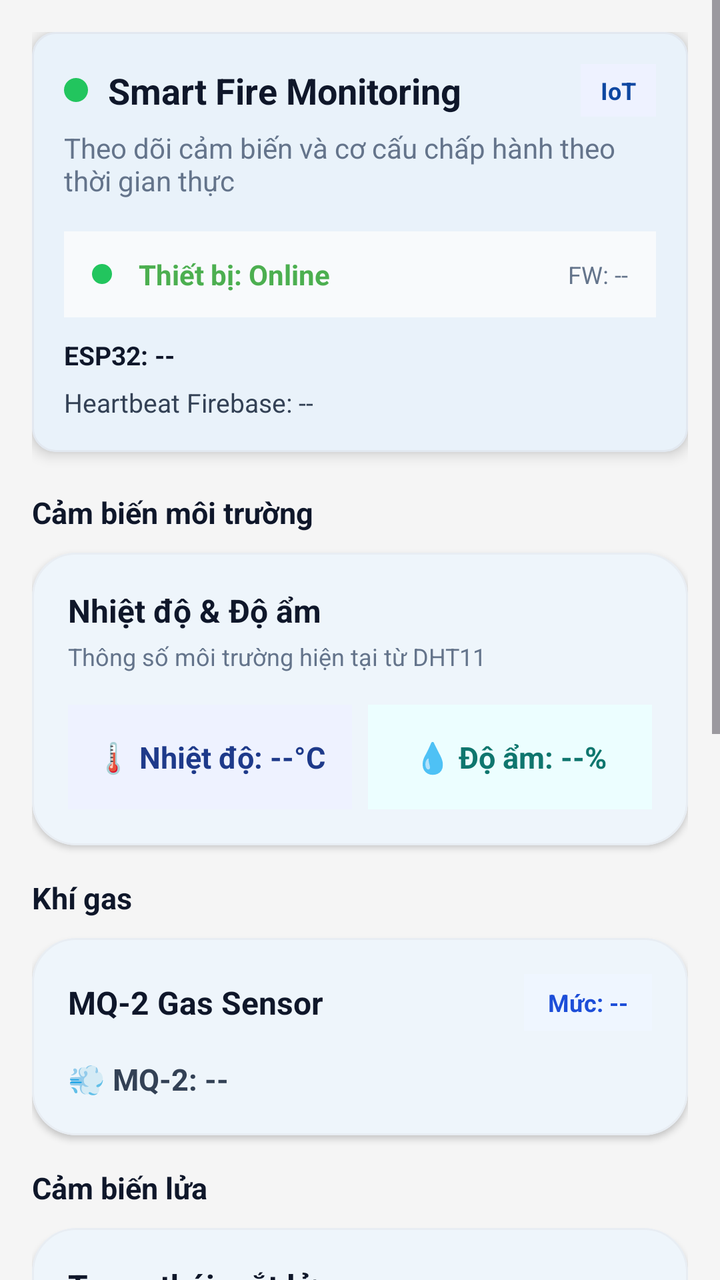
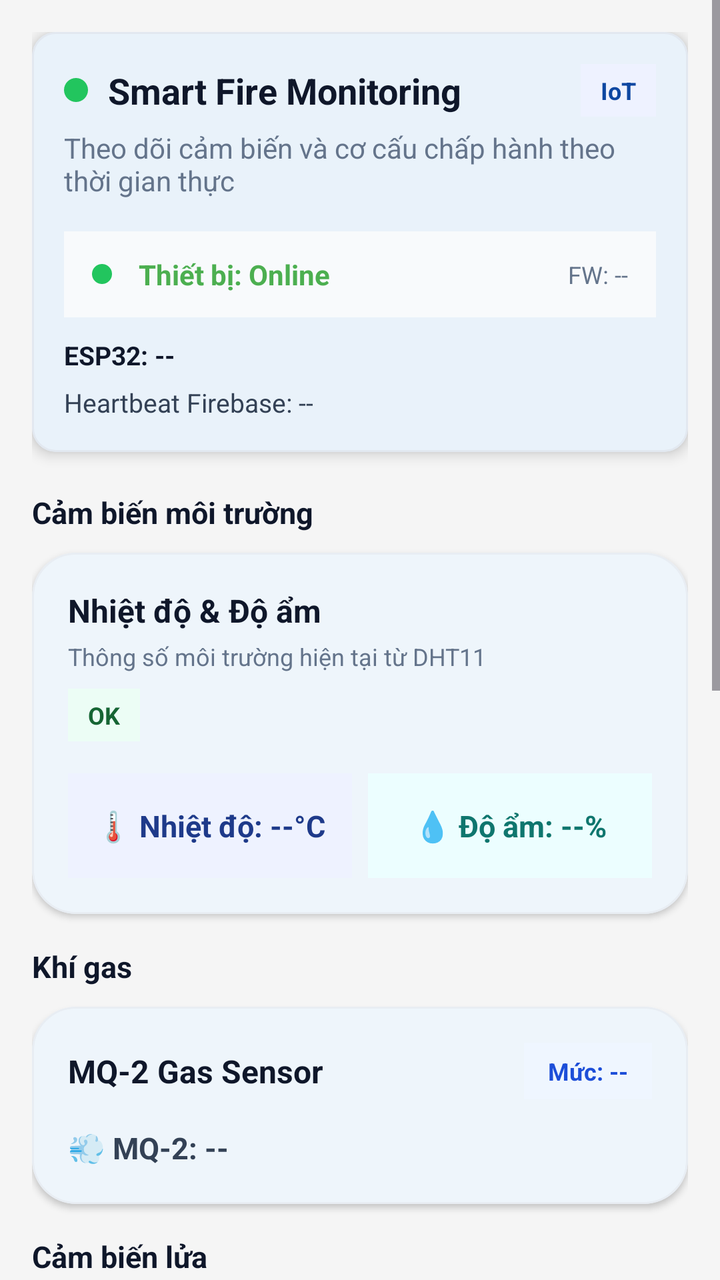

Screens rendered from an Android XML layout before and after an edit, with the pre-edit source and the edit as a unified diff.
<!-- AndroidManifest.xml: application theme Theme.SmartFireMonitoring -->
<!-- res/layout/fragment_dashboard.xml -->
<?xml version="1.0" encoding="utf-8"?>
<ScrollView xmlns:android="http://schemas.android.com/apk/res/android"
    xmlns:app="http://schemas.android.com/apk/res-auto"
    android:layout_width="match_parent"
    android:layout_height="match_parent"
    android:background="@color/background"
    android:fillViewport="true"
    android:overScrollMode="never">

    <LinearLayout
        android:layout_width="match_parent"
        android:layout_height="wrap_content"
        android:orientation="vertical"
        android:padding="@dimen/screen_padding">

        <LinearLayout
            android:id="@+id/bannerConnection"
            android:layout_width="match_parent"
            android:layout_height="wrap_content"
            android:layout_marginBottom="16dp"
            android:background="@color/chip_warning_bg"
            android:gravity="center_vertical"
            android:orientation="horizontal"
            android:paddingHorizontal="14dp"
            android:paddingVertical="12dp"
            android:visibility="gone">

            <View
                android:layout_width="4dp"
                android:layout_height="match_parent"
                android:layout_marginEnd="12dp"
                android:background="@color/warning_yellow" />

            <TextView
                android:layout_width="wrap_content"
                android:layout_height="wrap_content"
                android:text="📡 Mất kết nối — Hiển thị dữ liệu cũ"
                android:textColor="@color/primary_dark"
                android:textSize="@dimen/body_text_size"
                android:textStyle="bold" />
        </LinearLayout>

        <com.google.android.material.card.MaterialCardView
            android:layout_width="match_parent"
            android:layout_height="wrap_content"
            android:layout_marginBottom="16dp"
            app:cardBackgroundColor="@color/surface"
            app:cardCornerRadius="@dimen/card_corner_radius"
            app:cardElevation="@dimen/card_elevation"
            app:strokeColor="@color/border"
            app:strokeWidth="1dp">

            <LinearLayout
                android:layout_width="match_parent"
                android:layout_height="wrap_content"
                android:orientation="vertical"
                android:padding="@dimen/card_padding">

                <LinearLayout
                    android:layout_width="match_parent"
                    android:layout_height="wrap_content"
                    android:gravity="center_vertical"
                    android:orientation="horizontal">

                    <View
                        android:layout_width="12dp"
                        android:layout_height="12dp"
                        android:background="@drawable/eye_status_green" />

                    <TextView
                        android:layout_width="wrap_content"
                        android:layout_height="wrap_content"
                        android:layout_marginStart="10dp"
                        android:text="Smart Fire Monitoring"
                        android:textColor="@color/text_primary"
                        android:textSize="@dimen/title_text_size"
                        android:textStyle="bold" />

                    <View
                        android:layout_width="0dp"
                        android:layout_height="0dp"
                        android:layout_weight="1" />

                    <TextView
                        android:layout_width="wrap_content"
                        android:layout_height="wrap_content"
                        android:background="@color/chip_neutral_bg"
                        android:paddingHorizontal="10dp"
                        android:paddingVertical="5dp"
                        android:text="IoT"
                        android:textColor="@color/primary_dark"
                        android:textSize="@dimen/caption_text_size"
                        android:textStyle="bold" />
                </LinearLayout>

                <TextView
                    android:layout_width="wrap_content"
                    android:layout_height="wrap_content"
                    android:layout_marginTop="6dp"
                    android:text="Theo dõi cảm biến và cơ cấu chấp hành theo thời gian thực"
                    android:textColor="@color/text_secondary"
                    android:textSize="@dimen/body_text_size" />

                <LinearLayout
                    android:layout_width="match_parent"
                    android:layout_height="wrap_content"
                    android:layout_marginTop="16dp"
                    android:background="@color/surface_variant"
                    android:gravity="center_vertical"
                    android:orientation="horizontal"
                    android:paddingHorizontal="14dp"
                    android:paddingVertical="12dp">

                    <View
                        android:id="@+id/viewStatusDot"
                        android:layout_width="10dp"
                        android:layout_height="10dp"
                        android:background="@drawable/eye_status_green" />

                    <TextView
                        android:id="@+id/tvStatus"
                        android:layout_width="wrap_content"
                        android:layout_height="wrap_content"
                        android:layout_marginStart="10dp"
                        android:text=" Thiết bị: Online"
                        android:textColor="@color/safe_green"
                        android:textSize="@dimen/body_text_size"
                        android:textStyle="bold" />

                    <TextView
                        android:id="@+id/tvFirmwareVersion"
                        android:layout_width="0dp"
                        android:layout_height="wrap_content"
                        android:layout_weight="1"
                        android:gravity="end"
                        android:text="FW: --"
                        android:textColor="@color/text_secondary"
                        android:textSize="@dimen/caption_text_size" />
                </LinearLayout>

                <TextView
                    android:id="@+id/tvEsp32Power"
                    android:layout_width="wrap_content"
                    android:layout_height="wrap_content"
                    android:layout_marginTop="10dp"
                    android:text="ESP32: --"
                    android:textColor="#0F172A"
                    android:textSize="13sp"
                    android:textStyle="bold" />

                <TextView
                    android:id="@+id/tvHeartbeatStatus"
                    android:layout_width="wrap_content"
                    android:layout_height="wrap_content"
                    android:layout_marginTop="6dp"
                    android:text="Heartbeat Firebase: --"
                    android:textColor="#334155"
                    android:textSize="13sp" />
            </LinearLayout>
        </com.google.android.material.card.MaterialCardView>

        <TextView
            android:layout_width="wrap_content"
            android:layout_height="wrap_content"
            android:layout_marginTop="4dp"
            android:layout_marginBottom="10dp"
            android:text="Cảm biến môi trường"
            android:textColor="#0F172A"
            android:textSize="15sp"
            android:textStyle="bold" />

        <com.google.android.material.card.MaterialCardView
            android:layout_width="match_parent"
            android:layout_height="wrap_content"
            android:layout_marginBottom="14dp"
            app:cardBackgroundColor="#FFFFFF"
            app:cardCornerRadius="22dp"
            app:cardElevation="2dp"
            app:strokeColor="#E8EDF3"
            app:strokeWidth="1dp">

            <LinearLayout
                android:layout_width="match_parent"
                android:layout_height="wrap_content"
                android:orientation="vertical"
                android:padding="18dp">

                <TextView
                    android:layout_width="wrap_content"
                    android:layout_height="wrap_content"
                    android:text="Nhiệt độ &amp; Độ ẩm"
                    android:textColor="#0F172A"
                    android:textSize="16sp"
                    android:textStyle="bold" />

                <TextView
                    android:layout_width="wrap_content"
                    android:layout_height="wrap_content"
                    android:layout_marginTop="4dp"
                    android:text="Thông số môi trường hiện tại từ DHT11"
                    android:textColor="#64748B"
                    android:textSize="12sp" />

                <LinearLayout
                    android:layout_width="match_parent"
                    android:layout_height="wrap_content"
                    android:layout_marginTop="16dp"
                    android:orientation="horizontal">

                    <TextView
                        android:id="@+id/tvTemp"
                        android:layout_width="0dp"
                        android:layout_height="wrap_content"
                        android:layout_marginEnd="8dp"
                        android:layout_weight="1"
                        android:background="#EEF2FF"
                        android:gravity="center"
                        android:paddingVertical="16dp"
                        android:text="🌡 Nhiệt độ: --°C"
                        android:textColor="#1E3A8A"
                        android:textSize="15sp"
                        android:textStyle="bold" />

                    <TextView
                        android:id="@+id/tvHumidity"
                        android:layout_width="0dp"
                        android:layout_height="wrap_content"
                        android:layout_weight="1"
                        android:background="#ECFEFF"
                        android:gravity="center"
                        android:paddingVertical="16dp"
                        android:text="💧 Độ ẩm: --%"
                        android:textColor="#0F766E"
                        android:textSize="15sp"
                        android:textStyle="bold" />
                </LinearLayout>
            </LinearLayout>
        </com.google.android.material.card.MaterialCardView>

        <TextView
            android:layout_width="wrap_content"
            android:layout_height="wrap_content"
            android:layout_marginTop="2dp"
            android:layout_marginBottom="10dp"
            android:text="Khí gas"
            android:textColor="#0F172A"
            android:textSize="15sp"
            android:textStyle="bold" />

        <com.google.android.material.card.MaterialCardView
            android:id="@+id/mq2Card"
            android:layout_width="match_parent"
            android:layout_height="wrap_content"
            android:layout_marginBottom="14dp"
            app:cardBackgroundColor="#FFFFFF"
            app:cardCornerRadius="22dp"
            app:cardElevation="2dp"
            app:strokeColor="#E8EDF3"
            app:strokeWidth="1dp">

            <LinearLayout
                android:layout_width="match_parent"
                android:layout_height="wrap_content"
                android:orientation="vertical"
                android:padding="18dp">

                <LinearLayout
                    android:layout_width="match_parent"
                    android:layout_height="wrap_content"
                    android:gravity="center_vertical"
                    android:orientation="horizontal">

                    <TextView
                        android:layout_width="0dp"
                        android:layout_height="wrap_content"
                        android:layout_weight="1"
                        android:text="MQ-2 Gas Sensor"
                        android:textColor="#0F172A"
                        android:textSize="16sp"
                        android:textStyle="bold" />

                    <TextView
                        android:id="@+id/tvMq2Level"
                        android:layout_width="wrap_content"
                        android:layout_height="wrap_content"
                        android:background="#EFF6FF"
                        android:paddingHorizontal="12dp"
                        android:paddingVertical="6dp"
                        android:text="Mức: --"
                        android:textColor="#1D4ED8"
                        android:textSize="12sp"
                        android:textStyle="bold" />
                </LinearLayout>

                <TextView
                    android:id="@+id/tvMq2Value"
                    android:layout_width="wrap_content"
                    android:layout_height="wrap_content"
                    android:layout_marginTop="14dp"
                    android:text="💨 MQ-2: --"
                    android:textColor="#334155"
                    android:textSize="15sp"
                    android:textStyle="bold" />
            </LinearLayout>
        </com.google.android.material.card.MaterialCardView>

        <TextView
            android:layout_width="wrap_content"
            android:layout_height="wrap_content"
            android:layout_marginTop="2dp"
            android:layout_marginBottom="10dp"
            android:text="Cảm biến lửa"
            android:textColor="#0F172A"
            android:textSize="15sp"
            android:textStyle="bold" />

        <com.google.android.material.card.MaterialCardView
            android:layout_width="match_parent"
            android:layout_height="wrap_content"
            android:layout_marginBottom="14dp"
            app:cardBackgroundColor="#FFFFFF"
            app:cardCornerRadius="22dp"
            app:cardElevation="2dp"
            app:strokeColor="#E8EDF3"
            app:strokeWidth="1dp">

            <LinearLayout
                android:layout_width="match_parent"
                android:layout_height="wrap_content"
                android:orientation="vertical"
                android:padding="18dp">

                <TextView
                    android:layout_width="wrap_content"
                    android:layout_height="wrap_content"
                    android:text="Trạng thái mắt lửa"
                    android:textColor="#0F172A"
                    android:textSize="16sp"
                    android:textStyle="bold" />

                <TextView
                    android:layout_width="wrap_content"
                    android:layout_height="wrap_content"
                    android:layout_marginTop="4dp"
                    android:text="5 cảm biến phát hiện hướng lửa"
                    android:textColor="#64748B"
                    android:textSize="12sp" />

                <LinearLayout
                    android:layout_width="match_parent"
                    android:layout_height="wrap_content"
                    android:layout_marginTop="14dp"
                    android:gravity="center_vertical"
                    android:orientation="horizontal">

                    <View
                        android:id="@+id/eye1"
                        android:layout_width="18dp"
                        android:layout_height="18dp"
                        android:layout_marginEnd="8dp"
                        android:background="@drawable/eye_status_green" />

                    <View
                        android:id="@+id/eye2"
                        android:layout_width="18dp"
                        android:layout_height="18dp"
                        android:layout_marginEnd="8dp"
                        android:background="@drawable/eye_status_green" />

                    <View
                        android:id="@+id/eye3"
                        android:layout_width="18dp"
                        android:layout_height="18dp"
                        android:layout_marginEnd="8dp"
                        android:background="@drawable/eye_status_green" />

                    <View
                        android:id="@+id/eye4"
                        android:layout_width="18dp"
                        android:layout_height="18dp"
                        android:layout_marginEnd="8dp"
                        android:background="@drawable/eye_status_green" />

                    <View
                        android:id="@+id/eye5"
                        android:layout_width="18dp"
                        android:layout_height="18dp"
                        android:background="@drawable/eye_status_green" />
                </LinearLayout>

                <TextView
                    android:id="@+id/tvDirection"
                    android:layout_width="wrap_content"
                    android:layout_height="wrap_content"
                    android:layout_marginTop="14dp"
                    android:background="#F8FAFC"
                    android:paddingHorizontal="12dp"
                    android:paddingVertical="8dp"
                    android:text="Hướng: --"
                    android:textColor="#334155"
                    android:textSize="13sp"
                    android:textStyle="bold" />
            </LinearLayout>
        </com.google.android.material.card.MaterialCardView>

        <TextView
            android:layout_width="wrap_content"
            android:layout_height="wrap_content"
            android:layout_marginTop="2dp"
            android:layout_marginBottom="10dp"
            android:text="Cơ cấu chấp hành"
            android:textColor="#0F172A"
            android:textSize="15sp"
            android:textStyle="bold" />

        <com.google.android.material.card.MaterialCardView
            android:layout_width="match_parent"
            android:layout_height="wrap_content"
            android:layout_marginBottom="8dp"
            app:cardBackgroundColor="#FFFFFF"
            app:cardCornerRadius="22dp"
            app:cardElevation="2dp"
            app:strokeColor="#E8EDF3"
            app:strokeWidth="1dp">

            <LinearLayout
                android:layout_width="match_parent"
                android:layout_height="wrap_content"
                android:orientation="vertical"
                android:padding="18dp">

                <TextView
                    android:layout_width="wrap_content"
                    android:layout_height="wrap_content"
                    android:text="Thiết bị điều khiển"
                    android:textColor="#0F172A"
                    android:textSize="16sp"
                    android:textStyle="bold" />

                <LinearLayout
                    android:layout_width="match_parent"
                    android:layout_height="wrap_content"
                    android:layout_marginTop="14dp"
                    android:orientation="vertical">

                    <TextView
                        android:id="@+id/tvPump"
                        android:layout_width="match_parent"
                        android:layout_height="wrap_content"
                        android:background="#F8FAFC"
                        android:paddingHorizontal="14dp"
                        android:paddingVertical="12dp"
                        android:text="Bơm: --"
                        android:textColor="#334155"
                        android:textSize="14sp" />

                    <TextView
                        android:id="@+id/tvBuzzer"
                        android:layout_width="match_parent"
                        android:layout_height="wrap_content"
                        android:layout_marginTop="10dp"
                        android:background="#F8FAFC"
                        android:paddingHorizontal="14dp"
                        android:paddingVertical="12dp"
                        android:text="Còi: --"
                        android:textColor="#334155"
                        android:textSize="14sp" />

                    <TextView
                        android:id="@+id/tvServoX"
                        android:layout_width="match_parent"
                        android:layout_height="wrap_content"
                        android:layout_marginTop="10dp"
                        android:background="#F8FAFC"
                        android:paddingHorizontal="14dp"
                        android:paddingVertical="12dp"
                        android:text="Servo X: --"
                        android:textColor="#334155"
                        android:textSize="14sp" />

                    <TextView
                        android:id="@+id/tvServoY"
                        android:layout_width="match_parent"
                        android:layout_height="wrap_content"
                        android:layout_marginTop="10dp"
                        android:background="#F8FAFC"
                        android:paddingHorizontal="14dp"
                        android:paddingVertical="12dp"
                        android:text="Servo Y: --"
                        android:textColor="#334155"
                        android:textSize="14sp" />
                </LinearLayout>
            </LinearLayout>
        </com.google.android.material.card.MaterialCardView>

    </LinearLayout>
</ScrollView>
<!-- resources referenced by this layout -->
<resources>
  <color name="background">#F5F5F5</color>
  <color name="border">#E2E8F0</color>
  <color name="chip_neutral_bg">#EEF2FF</color>
  <color name="chip_warning_bg">#FEF3C7</color>
  <color name="primary_dark">#0D47A1</color>
  <color name="safe_green">#4CAF50</color>
  <color name="surface">#FFFFFF</color>
  <color name="surface_variant">#F8FAFC</color>
  <color name="text_primary">#0F172A</color>
  <color name="text_secondary">#64748B</color>
  <color name="warning_yellow">#FFC107</color>
  <dimen name="body_text_size">14sp</dimen>
  <dimen name="caption_text_size">12sp</dimen>
  <dimen name="card_corner_radius">12dp</dimen>
  <dimen name="card_elevation">4dp</dimen>
  <dimen name="card_padding">16dp</dimen>
  <dimen name="screen_padding">16dp</dimen>
  <dimen name="title_text_size">18sp</dimen>
  <!-- drawable eye_status_green (drawable) -->
  <?xml version="1.0" encoding="utf-8"?>
  <shape xmlns:android="http://schemas.android.com/apk/res/android"
      android:shape="oval">
      <solid android:color="#22C55E" />
      <size
          android:width="18dp"
          android:height="18dp" />
  </shape>
  <style name="Theme.SmartFireMonitoring" parent="Base.Theme.SmartFireMonitoring" />
  <style name="Base.Theme.SmartFireMonitoring" parent="Theme.Material3.DayNight.NoActionBar">
          <item name="colorPrimary">@color/primary</item>
          <item name="colorOnPrimary">@color/white</item>
          <item name="colorPrimaryContainer">@color/chip_info_bg</item>
          <item name="colorOnPrimaryContainer">@color/primary_dark</item>
          <item name="colorSecondary">@color/safe_green</item>
          <item name="colorOnSecondary">@color/white</item>
          <item name="colorTertiary">@color/warning_yellow</item>
          <item name="colorError">@color/danger_red</item>
          <item name="colorSurface">@color/surface</item>
          <item name="colorOnSurface">@color/text_primary</item>
          <item name="colorSurfaceVariant">@color/surface_variant</item>
          <item name="android:colorBackground">@color/background</item>
          <item name="android:statusBarColor" tools:targetApi="l">@color/primary_dark</item>
          <item name="android:navigationBarColor" tools:targetApi="l">@color/background</item>
          <item name="materialCardViewStyle">@style/Widget.SmartFireMonitoring.Card</item>
          <item name="textAppearanceHeadlineLarge">@style/TextAppearance.SmartFireMonitoring.Title</item>
          <item name="textAppearanceBodyMedium">@style/TextAppearance.SmartFireMonitoring.Body</item>
          <item name="textAppearanceLabelSmall">@style/TextAppearance.SmartFireMonitoring.Caption</item>
      </style>
  <color name="primary">#1976D2</color>
  <color name="white">#FFFFFFFF</color>
  <color name="chip_info_bg">#DBEAFE</color>
  <color name="danger_red">#F44336</color>
  <style name="Widget.SmartFireMonitoring.Card" parent="Widget.MaterialComponents.CardView">
          <item name="cardCornerRadius">@dimen/card_corner_radius</item>
          <item name="cardElevation">@dimen/card_elevation</item>
          <item name="strokeWidth">1dp</item>
          <item name="strokeColor">@color/border</item>
          <item name="cardBackgroundColor">@color/surface</item>
      </style>
  <style name="TextAppearance.SmartFireMonitoring.Title" parent="TextAppearance.Material3.TitleLarge">
          <item name="android:textSize">@dimen/title_text_size</item>
          <item name="android:textColor">@color/text_primary</item>
      </style>
  <style name="TextAppearance.SmartFireMonitoring.Body" parent="TextAppearance.Material3.BodyMedium">
          <item name="android:textSize">@dimen/body_text_size</item>
          <item name="android:textColor">@color/text_primary</item>
      </style>
  <style name="TextAppearance.SmartFireMonitoring.Caption" parent="TextAppearance.Material3.LabelSmall">
          <item name="android:textSize">@dimen/caption_text_size</item>
          <item name="android:textColor">@color/text_secondary</item>
      </style>
</resources>

<!-- the commit's change to res/layout/fragment_dashboard.xml (unified diff, before → after) -->
@@ -201,6 +201,19 @@
                     android:textColor="#64748B"
                     android:textSize="12sp" />
 
+                <TextView
+                    android:id="@+id/tvDhtStatus"
+                    android:layout_width="wrap_content"
+                    android:layout_height="wrap_content"
+                    android:layout_marginTop="8dp"
+                    android:background="#ECFDF5"
+                    android:paddingHorizontal="10dp"
+                    android:paddingVertical="5dp"
+                    android:text="OK"
+                    android:textColor="#166534"
+                    android:textSize="12sp"
+                    android:textStyle="bold" />
+
                 <LinearLayout
                     android:layout_width="match_parent"
                     android:layout_height="wrap_content"
@@ -399,6 +412,19 @@
                     android:text="Hướng: --"
                     android:textColor="#334155"
                     android:textSize="13sp"
+                    android:textStyle="bold" />
+
+                <TextView
+                    android:id="@+id/tvFlameStatus"
+                    android:layout_width="wrap_content"
+                    android:layout_height="wrap_content"
+                    android:layout_marginTop="10dp"
+                    android:background="#ECFDF5"
+                    android:paddingHorizontal="10dp"
+                    android:paddingVertical="5dp"
+                    android:text="OK"
+                    android:textColor="#166534"
+                    android:textSize="12sp"
                     android:textStyle="bold" />
             </LinearLayout>
         </com.google.android.material.card.MaterialCardView>
